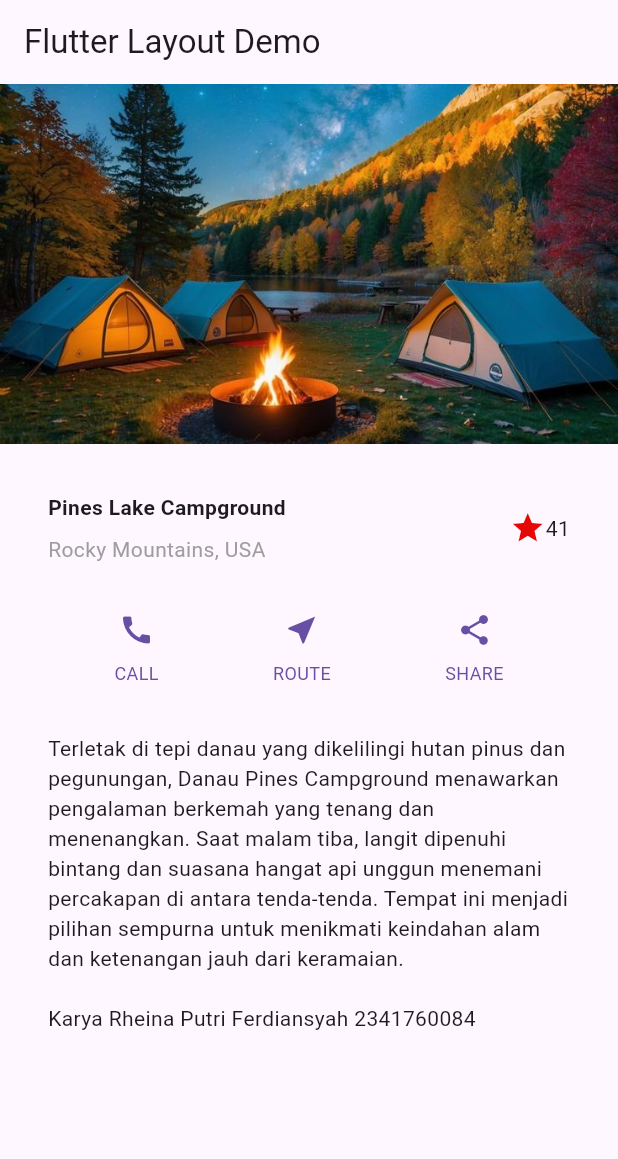
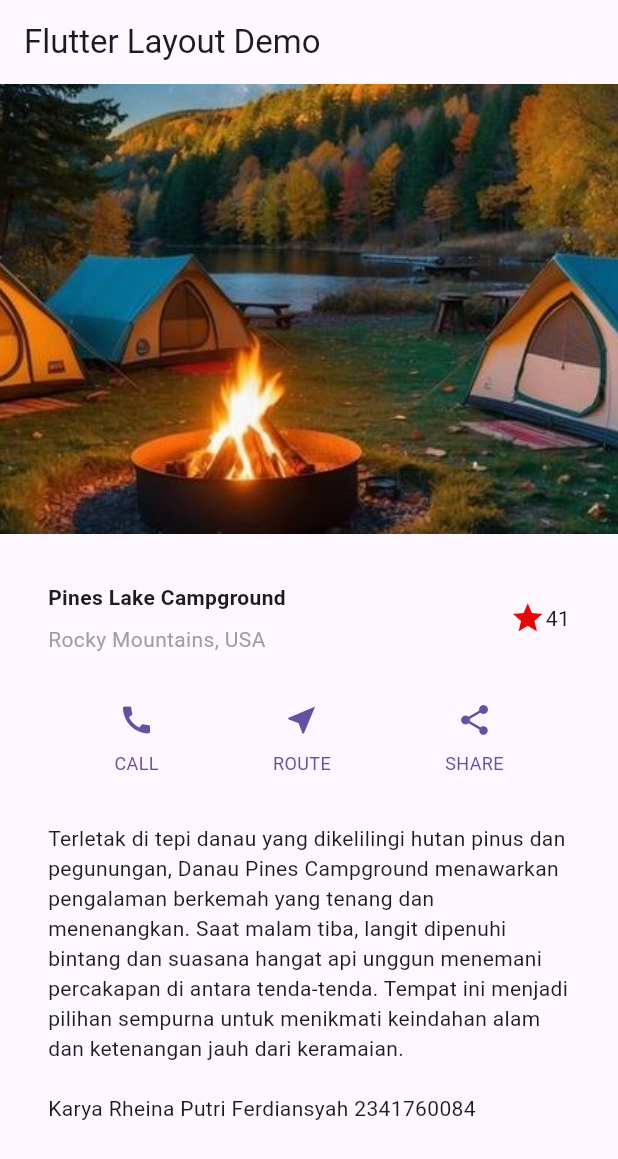
Before and after one commit to rheinaputri/Pertemuan-5---Flutter-2, a Flutter app: the screen it shows after launch, on a phone screen of 412 x 824 dp. Shown: the top 1159 px of the screen. Run offline on Flutter 3.47's test engine with Material 3 defaults, Android fonts, the phone set to English and light mode, and no system bars.

Commit message:
praktikum 4 - revisi

```diff
--- a/layout_flutter/lib/main.dart
+++ b/layout_flutter/lib/main.dart
@@ -73,7 +73,7 @@ class MyApp extends StatelessWidget {
             Image.asset(
               'images/campground.jpeg',
               width: 600,
-              height: 240,
+              height: 300,
               fit: BoxFit.cover,
             ),
             titleSection,
```
Also changed, not shown: layout_flutter/images/campground.jpeg, layout_flutter/images/p4.4.png (added), 1 other file.
